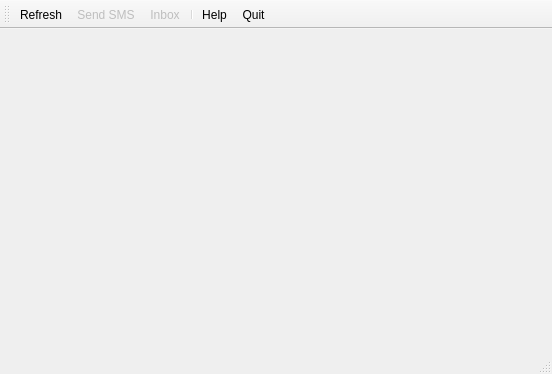
Qt form sms.ui (MIKNOTAURO/Bluetooth-SMS_PyQt4) before a commit.
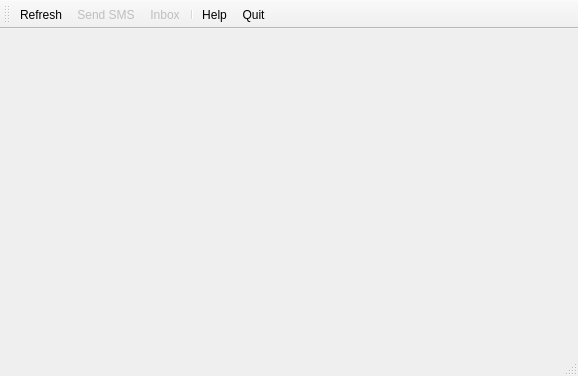
The same form after that commit. Icons and pictures are not drawn.

```diff
--- a/sms.ui
+++ b/sms.ui
@@ -6,8 +6,8 @@
    <rect>
     <x>0</x>
     <y>0</y>
-    <width>552</width>
-    <height>374</height>
+    <width>578</width>
+    <height>376</height>
    </rect>
   </property>
   <property name="minimumSize">
@@ -50,8 +50,8 @@
         <rect>
          <x>0</x>
          <y>0</y>
-         <width>544</width>
-         <height>307</height>
+         <width>570</width>
+         <height>309</height>
         </rect>
        </property>
        <widget class="QWidget" name="widget" native="true">
```
